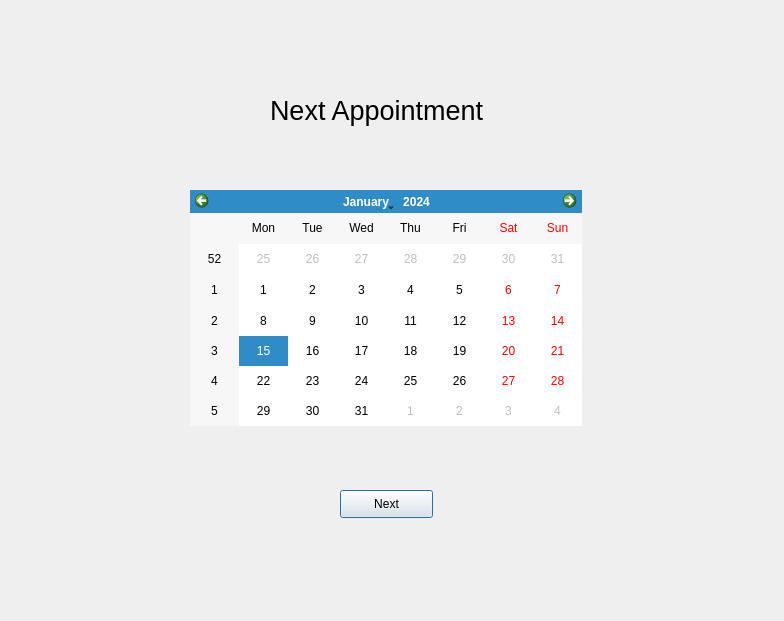
Before: the Qt Designer form appointment.ui in iMPERIAL18/sanidhya_dental_care, drawn with Qt 5.
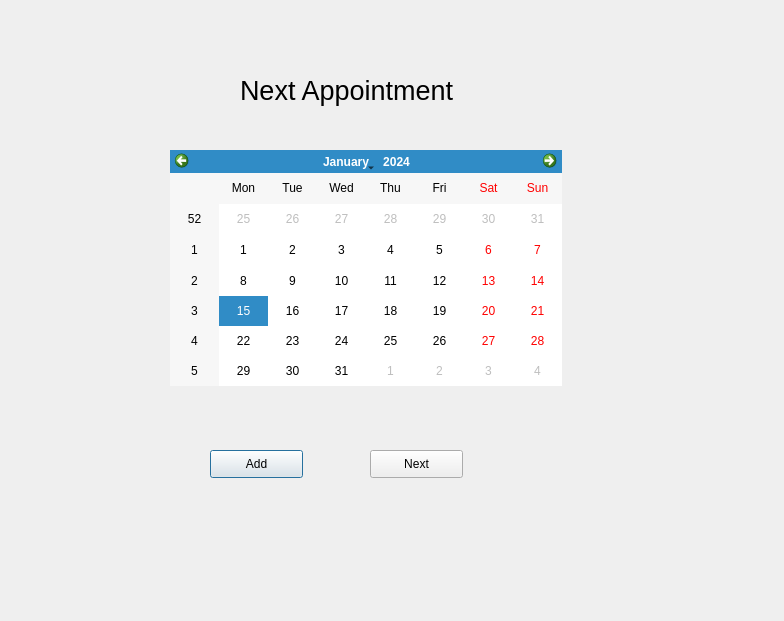
After: the same form once the commit is applied.

Commit message: added calander widget

```diff
--- a/appointment.ui
+++ b/appointment.ui
@@ -13,21 +13,11 @@
   <property name="windowTitle">
    <string>Next Appointment</string>
   </property>
-  <widget class="QCalendarWidget" name="calendarWidget">
-   <property name="geometry">
-    <rect>
-     <x>190</x>
-     <y>190</y>
-     <width>392</width>
-     <height>236</height>
-    </rect>
-   </property>
-  </widget>
   <widget class="QLabel" name="label">
    <property name="geometry">
     <rect>
-     <x>270</x>
-     <y>80</y>
+     <x>240</x>
+     <y>60</y>
      <width>261</width>
      <height>61</height>
     </rect>
@@ -41,11 +31,34 @@
     <string>Next Appointment</string>
    </property>
   </widget>
-  <widget class="QPushButton" name="pushButton">
+  <widget class="QCalendarWidget" name="calanderWidget">
    <property name="geometry">
     <rect>
-     <x>340</x>
-     <y>490</y>
+     <x>170</x>
+     <y>150</y>
+     <width>392</width>
+     <height>236</height>
+    </rect>
+   </property>
+  </widget>
+  <widget class="QPushButton" name="addButton">
+   <property name="geometry">
+    <rect>
+     <x>210</x>
+     <y>450</y>
+     <width>93</width>
+     <height>28</height>
+    </rect>
+   </property>
+   <property name="text">
+    <string>Add</string>
+   </property>
+  </widget>
+  <widget class="QPushButton" name="nextButton">
+   <property name="geometry">
+    <rect>
+     <x>370</x>
+     <y>450</y>
      <width>93</width>
      <height>28</height>
     </rect>
```
